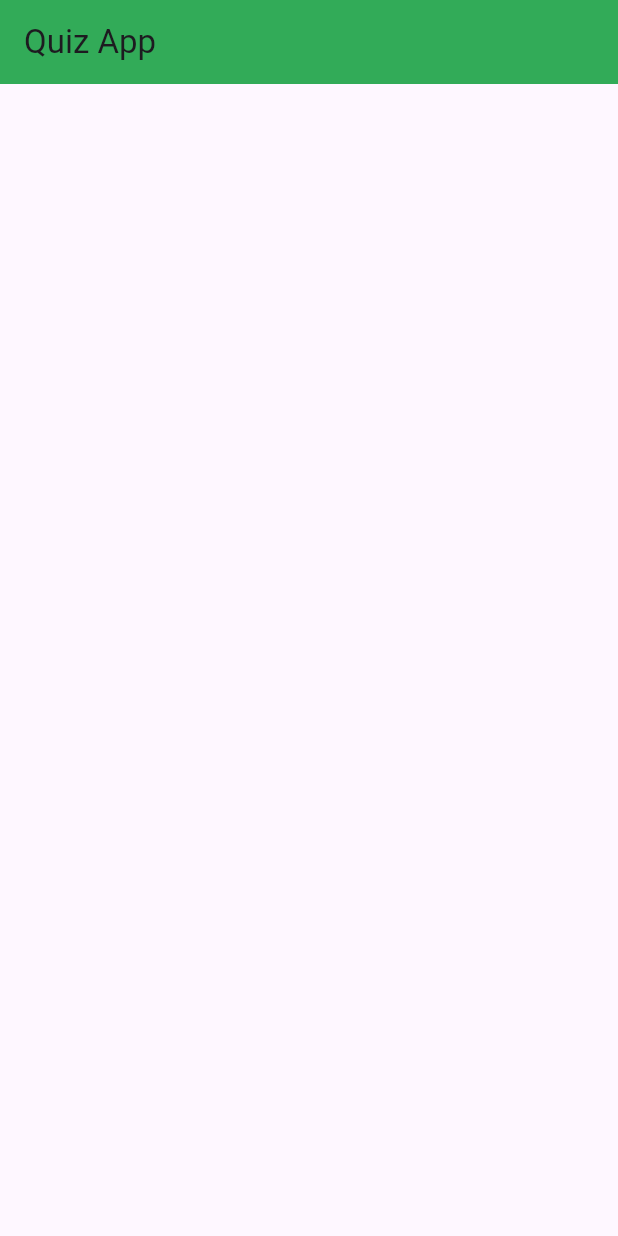
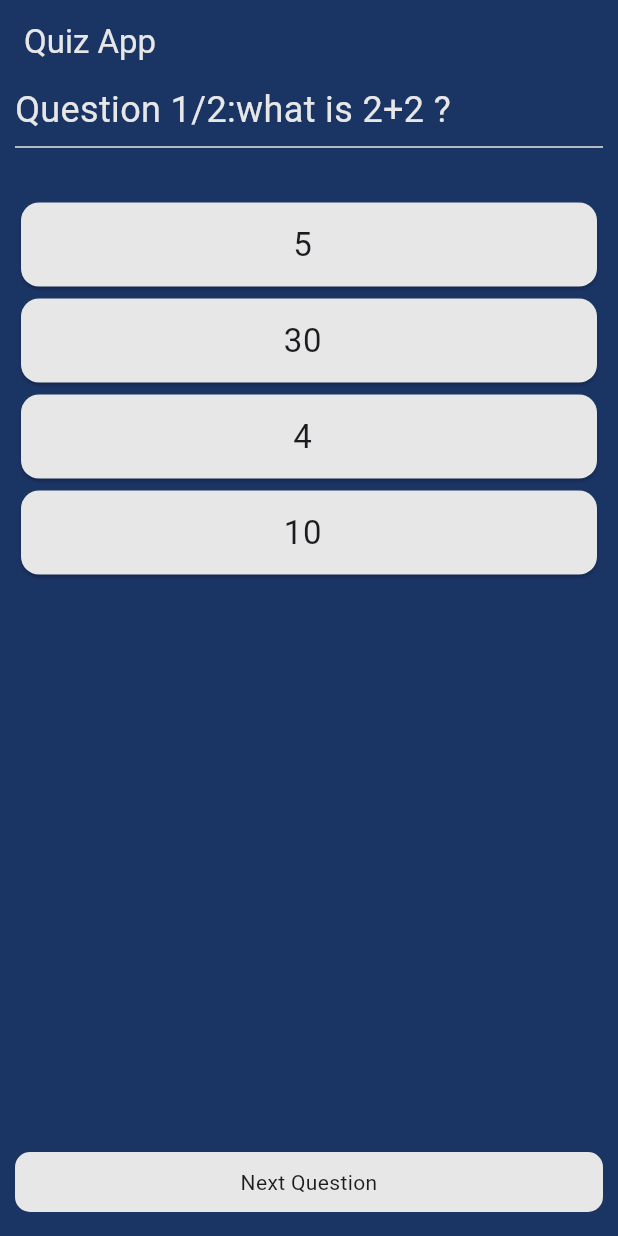
Before and after one commit to rahulsuwasiya/quizapp, a Flutter app: the screen it shows after launch, on a phone screen of 412 x 824 dp. Run offline on Flutter 3.47's test engine with Material 3 defaults, Android fonts, the phone set to English and light mode, and no system bars.

Commit message:
Part 5 completed

```diff
--- a/lib/screens/home_screen.dart
+++ b/lib/screens/home_screen.dart
@@ -1,5 +1,9 @@
 import 'package:flutter/material.dart';
 import 'package:quizapp/constants.dart';
+import '../models/question_model.dart';
+import '../widgets/question_widget.dart';
+import '../widgets/next_button.dart';
+import '../widgets/option_card.dart';
 
 class HomeScreen extends StatefulWidget {
   const HomeScreen({super.key});
@@ -9,13 +13,81 @@ class HomeScreen extends StatefulWidget {
 }
 
 class _HomeScreenState extends State<HomeScreen> {
+  final List<Question> _questions = [
+    Question(
+      id: '10',
+      title: 'what is 2+2 ?',
+      options: {'5': false, '30': false, '4': true, '10': false},
+    ),
+    Question(
+      id: '11',
+      title: 'what is 10+20 ?',
+      options: {'50': false, '30': true, '40': false, '10': false},
+    )
+  ];
+
+  int index = 0;
+  bool isPressed = false;
+
+  void nextQuestion() {
+    if (index == _questions.length - 1) {
+      return;
+    } else {
+      setState(() {
+        index++;
+
+        isPressed = false;
+      });
+    }
+  }
+
+  void changeColor() {
+    setState(() {
+      isPressed = true;
+    });
+  }
+
   @override
   Widget build(BuildContext context) {
     return Scaffold(
+      backgroundColor: background,
       appBar: AppBar(
         title: const Text('Quiz App'),
-        backgroundColor: correct,
+        foregroundColor: const Color(0xFFE7E7E7),
+        backgroundColor: background,
+        shadowColor: Colors.transparent,
       ),
+      body: Container(
+        width: double.infinity,
+        padding: const EdgeInsets.symmetric(horizontal: 10.0),
+        child: Column(
+          children: [
+            Questionwidget(
+                indexAction: index,
+                question: _questions[index].title,
+                totalQuestions: _questions.length),
+            const Divider(color: neutral),
+            const SizedBox(height: 25.0),
+            for (int i = 0; i < _questions[index].options.length; i++)
+              OptionCard(
+                option: _questions[index].options.keys.toList()[i],
+                color: isPressed
+                    ? _questions[index].options.values.toList()[i] == true
+                        ? correct
+                        : incorrect
+                    : neutral,
+                onTap: changeColor,
+              ),
+          ],
+        ),
+      ),
+      floatingActionButton: Padding(
+        padding: const EdgeInsets.symmetric(horizontal: 10.0),
+        child: NextButton(
+          nextQuestion: nextQuestion,
+        ),
+      ),
+      floatingActionButtonLocation: FloatingActionButtonLocation.centerFloat,
     );
   }
 }
--- /dev/null
+++ b/lib/widgets/next_button.dart
@@ -0,0 +1,25 @@
+import 'package:flutter/material.dart';
+import 'package:quizapp/constants.dart';
+
+class NextButton extends StatelessWidget {
+  const NextButton({super.key, required this.nextQuestion});
+  final VoidCallback nextQuestion;
+  @override
+  Widget build(BuildContext context) {
+    return GestureDetector(
+      onTap: nextQuestion,
+      child: Container(
+        width: double.infinity,
+        decoration: BoxDecoration(
+          color: neutral,
+          borderRadius: BorderRadius.circular(10.0),
+        ),
+        padding: const EdgeInsets.symmetric(vertical: 10.0),
+        child: const Text(
+          'Next Question',
+          textAlign: TextAlign.center,
+        ),
+      ),
+    );
+  }
+}
--- /dev/null
+++ b/lib/widgets/option_card.dart
@@ -0,0 +1,31 @@
+import 'package:flutter/material.dart';
+
+class OptionCard extends StatelessWidget {
+  const OptionCard(
+      {super.key,
+      required this.option,
+      required this.color,
+      required this.onTap});
+  final String option;
+  final VoidCallback onTap;
+  final Color color;
+
+  @override
+  Widget build(BuildContext context) {
+    return GestureDetector(
+      onTap: onTap,
+      child: Card(
+        color: color,
+        child: ListTile(
+          title: Text(
+            option,
+            textAlign: TextAlign.center,
+            style: const TextStyle(
+              fontSize: 22.0,
+            ),
+          ),
+        ),
+      ),
+    );
+  }
+}
--- /dev/null
+++ b/lib/widgets/question_widget.dart
@@ -0,0 +1,27 @@
+import 'package:flutter/material.dart';
+import 'package:quizapp/constants.dart';
+
+class Questionwidget extends StatelessWidget {
+  const Questionwidget(
+      {super.key,
+      required this.question,
+      required this.indexAction,
+      required this.totalQuestions});
+
+  final String question;
+  final int indexAction;
+  final int totalQuestions;
+  @override
+  Widget build(BuildContext context) {
+    return Container(
+      alignment: Alignment.centerLeft,
+      child: Text(
+        'Question ${indexAction + 1}/$totalQuestions:$question',
+        style: const TextStyle(
+          fontSize: 24.0,
+          color: neutral,
+        ),
+      ),
+    );
+  }
+}
```
